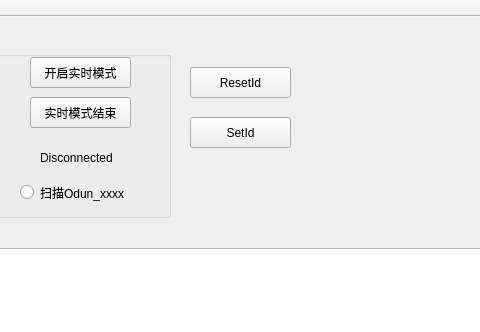
notrynohigh/QT_B_TP, file ble_tools/ble_tools.ui: the form before one commit; both pictures show x 840 to 1320 and y 0 to 332 of the 1500 by 759 pixel window.
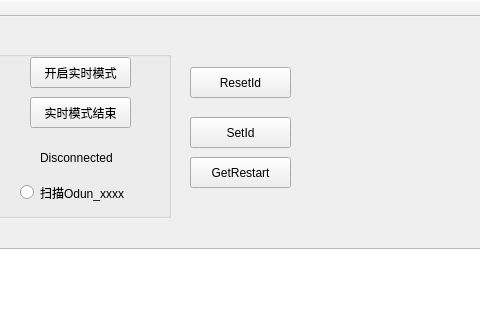
The form after the commit. Icons and pictures are not drawn.

The edit to the form file:
```diff
--- a/ble_tools/ble_tools.ui
+++ b/ble_tools/ble_tools.ui
@@ -433,6 +433,19 @@
      <string>SetId</string>
     </property>
    </widget>
+   <widget class="QPushButton" name="restart_record">
+    <property name="geometry">
+     <rect>
+      <x>1030</x>
+      <y>140</y>
+      <width>101</width>
+      <height>31</height>
+     </rect>
+    </property>
+    <property name="text">
+     <string>GetRestart</string>
+    </property>
+   </widget>
   </widget>
   <widget class="QMenuBar" name="menuBar">
    <property name="geometry">
```
